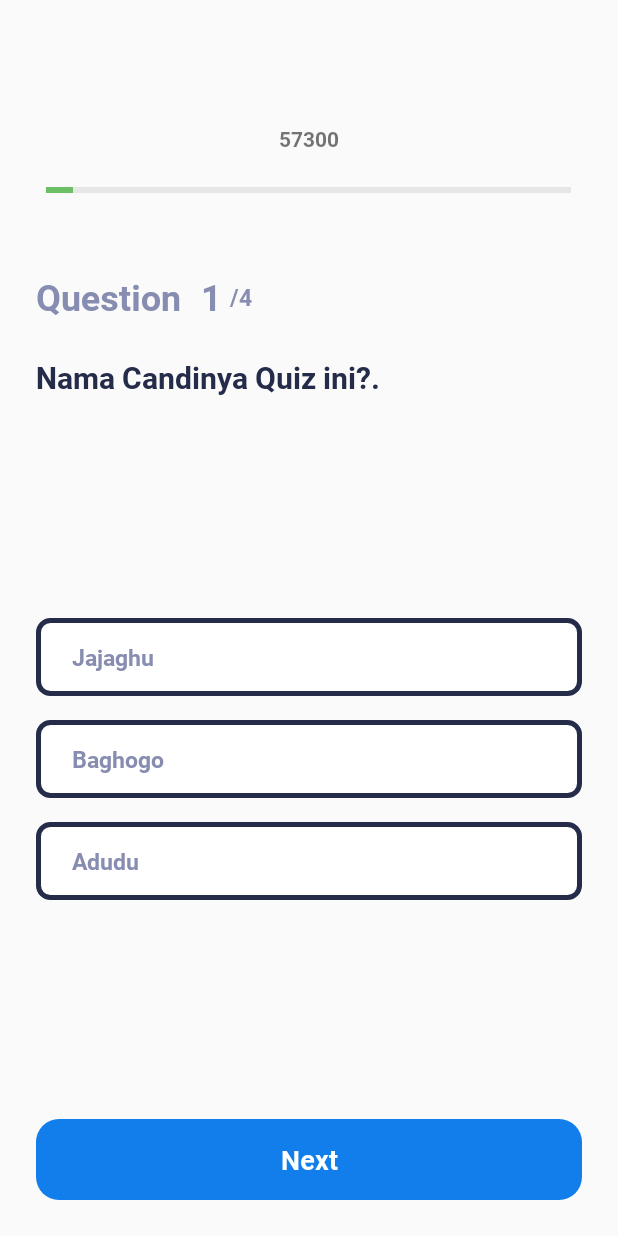
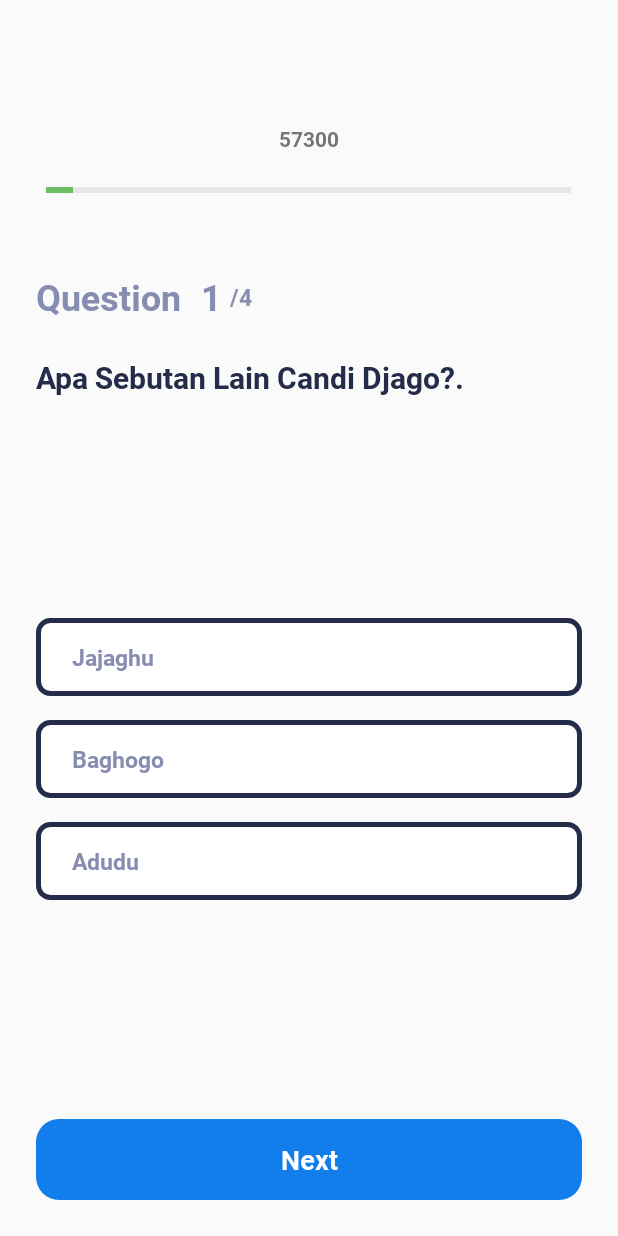
Before and after one commit to fikri011100/candy, an Android app: the QuizActivity screen opened directly, with no data from a screen before it, on a phone screen of 412 x 824 dp. Run offline under Robolectric (Android 15) with nearby library versions, the phone set to English and light mode, and no system bars.

Commit message:
update pertanyaan quiz

```diff
--- a/app/src/main/res/values/strings.xml
+++ b/app/src/main/res/values/strings.xml
@@ -7,7 +7,7 @@
     <string name="api_key">AAAAhmlnhxE:APA91bHzvJQoLkXvNpYCPvLjqBXCyNKmrwy6wJg1LnrGLNH7NvWJbDGYo4PVrFhc7L6aTqnRebaJJknzaQQiH3KM3tBq1dtLfkTMtRrYYRDUpfHlPUeHedCUiAaYoHSWYmtN4aAlREkn</string>
 
 <!--    pertanyaan pertama-->
-    <string name="question_1">Nama Candinya Quiz ini?.</string>
+    <string name="question_1">Apa Sebutan Lain Candi Djago?.</string>
     <string-array name="ques_1">
         <item>Kidal</item>
         <item>Djago</item>
@@ -15,7 +15,7 @@
     </string-array>
 
     <!--    pertanyaan kedua-->
-    <string name="question_2">Nama Candinya Quiz ini hayoo?.</string>
+    <string name="question_2">Kapan Candi Djago Dibangun?.</string>
     <string-array name="ques_2">
         <item>Kidal</item>
         <item>Djago</item>
@@ -23,7 +23,7 @@
     </string-array>
 
     <!--    pertanyaan ketiga-->
-    <string name="question_3">Ada apa ini?.</string>
+    <string name="question_3">Di Provinsi Apa Candi Djago Berada?.</string>
     <string-array name="ques_3">
         <item>Kidal</item>
         <item>Djago</item>
@@ -31,7 +31,7 @@
     </string-array>
 
     <!--    pertanyaan keempat-->
-    <string name="question_4">Dimana Candi Djago?.</string>
+    <string name="question_4">Dimana Desa Mana Candi Djago?.</string>
     <string-array name="ques_4">
         <item>Surabaya</item>
         <item>Malang</item>
```
